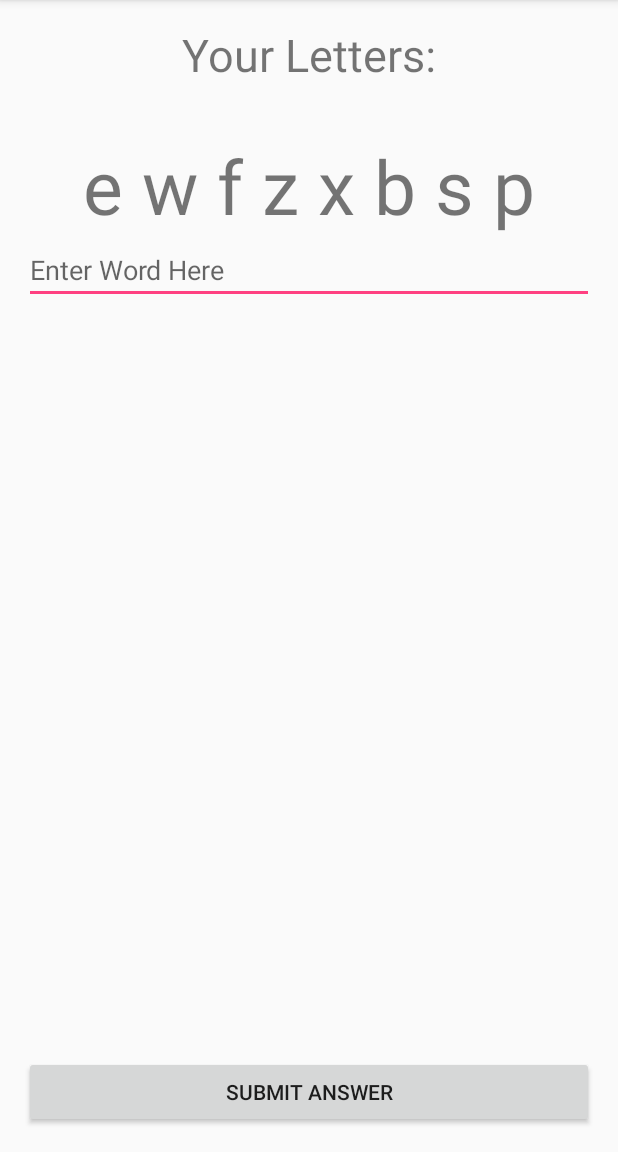
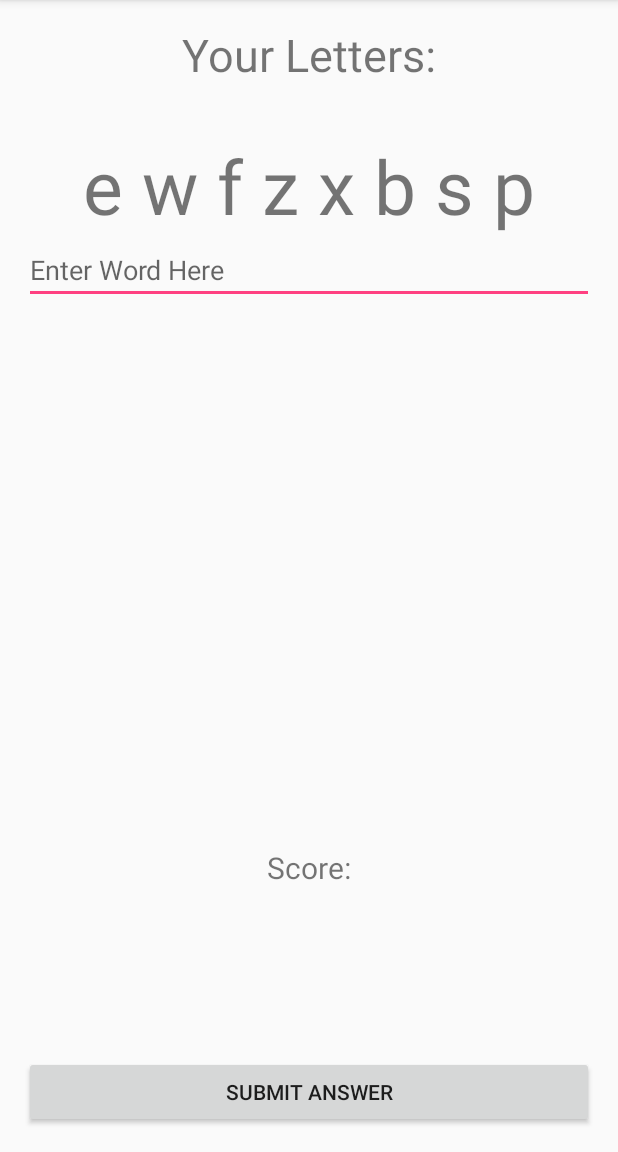
Before and after one commit to jakemento/Boggle-Android, an Android app: the BoggleActivity screen opened directly, with no data from a screen before it, on a phone screen of 412 x 824 dp, the part 84-1236 px from its top. Run offline under Robolectric (Android 15) with nearby library versions, the phone set to English and light mode, and no system bars; our stand-ins replace ButterKnife.

```diff
--- a/app/src/main/res/layout/activity_boggle.xml
+++ b/app/src/main/res/layout/activity_boggle.xml
@@ -45,4 +45,15 @@
         android:id="@+id/submitAnswer"
         android:layout_alignParentBottom="true"
         android:layout_centerHorizontal="true" />
+
+    <TextView
+        android:layout_width="wrap_content"
+        android:layout_height="wrap_content"
+        android:textAppearance="?android:attr/textAppearanceSmall"
+        android:text="Score:"
+        android:id="@+id/counter"
+        android:layout_above="@+id/submitAnswer"
+        android:layout_centerHorizontal="true"
+        android:layout_marginBottom="112dp"
+        android:textSize="20sp" />
 </RelativeLayout>
```
Also changed, not shown: app/src/main/java/com/epicodus/boggle/BoggleActivity.java (+24 -3 lines).
